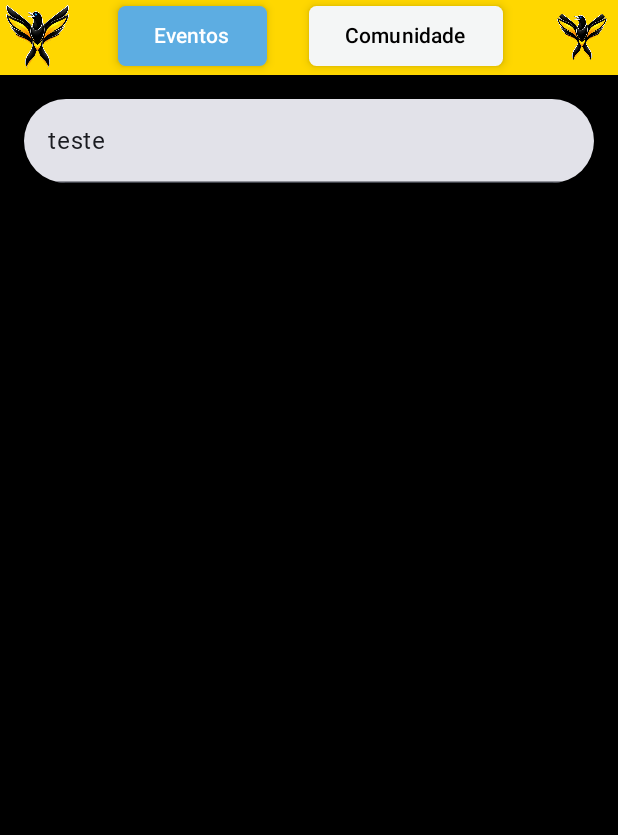
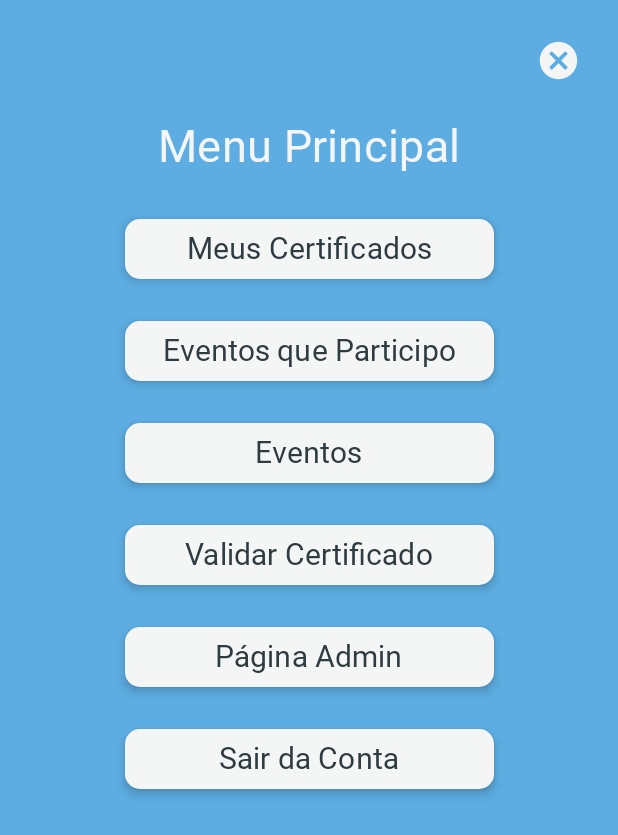
Before and after one commit to BergsonDev/mobile_japim, an Android app built with Jetpack Compose: the screen it shows after launch (MainActivity), after a tap on "Logo do Japim", on a phone screen of 412 x 824 dp. Shown: the top 835 px of the screen. Run offline under Robolectric (Android 15) with nearby library versions, the phone set to English and light mode, and no system bars; libraries missing offline, so code that uses them is left out: com.apollographql.apollo; Roboto replaces fonts that are not available here; 5 statements that could not run were skipped.

Commit message:
ui(menu):add visualization for sections in menu

```diff
--- a/app/src/main/java/com/example/japim/ui/components/Header.kt
+++ b/app/src/main/java/com/example/japim/ui/components/Header.kt
@@ -10,17 +10,21 @@ import androidx.compose.foundation.layout.fillMaxSize
 import androidx.compose.foundation.layout.fillMaxWidth
 import androidx.compose.foundation.layout.padding
 import androidx.compose.foundation.layout.size
+import androidx.compose.foundation.layout.statusBarsPadding
 import androidx.compose.foundation.shape.RoundedCornerShape
 import androidx.compose.material.icons.Icons
+import androidx.compose.material.icons.filled.Info
 import androidx.compose.material.icons.filled.Menu
 import androidx.compose.material.icons.filled.Settings
 import androidx.compose.material3.Button
 import androidx.compose.material3.ButtonDefaults
 import androidx.compose.material3.ButtonElevation
 import androidx.compose.material3.ExperimentalMaterial3Api
+import androidx.compose.material3.HorizontalDivider
 import androidx.compose.material3.Icon
 import androidx.compose.material3.IconButton
 import androidx.compose.material3.MaterialTheme
+import androidx.compose.material3.NavigationDrawerItem
 import androidx.compose.material3.Scaffold
 import androidx.compose.material3.Surface
 import androidx.compose.material3.Text
@@ -31,6 +35,8 @@ import androidx.compose.ui.Modifier
 import androidx.compose.ui.res.painterResource
 import androidx.compose.ui.unit.dp
 import com.example.japim.R
+import com.example.japim.ui.components.menu.GenerateMenu
+import com.example.japim.ui.components.menu.contentMenu.GenerateContentMenu
 import com.example.japim.ui.theme.FOURTH
 import com.example.japim.ui.theme.PRIMARY
 import com.example.japim.ui.theme.SECONDARY
@@ -43,7 +49,9 @@ fun GenerateHeader(contentPage : @Composable (PaddingValues)  -> Unit){
         topBar = {
             // O TopAppBar funciona como a faixa superior fixa
             Surface(
-                modifier = Modifier.fillMaxWidth(),
+                modifier = Modifier
+                    .fillMaxWidth()
+                    .statusBarsPadding(),
                 color = SECONDARY,
                 shadowElevation = 4.dp
             ) {
@@ -87,24 +95,10 @@ fun GenerateHeader(contentPage : @Composable (PaddingValues)  -> Unit){
                         Text("Comunidade", color= PRIMARY)
                     }
 
-                    IconButton(onClick = { /* Ação do botão 2 */ }) { Image(
-                        painter = painterResource(
-                            id = R.drawable.logo_japim_branco
-                        ),
-                        contentDescription = "Logo do Japim",
-                        modifier = Modifier.size(50.dp)
-                    )
+                    GenerateMenu { closeMenu ->
+                        GenerateContentMenu(closeMenu);
                     }
                 }
-//                actions = {
-//                    // Botão 2 no canto direito
-//                    IconButton(onClick = { /* Ação do botão 2 */ }) {
-//                        Icon(
-//                            imageVector = Icons.Default.Menu,
-//                            contentDescription = "Menu"
-//                        )
-//                    }
-//                }
             }
         }
     ) { paddingInterno ->
--- /dev/null
+++ b/app/src/main/java/com/example/japim/ui/components/menu/Menu.kt
@@ -0,0 +1,162 @@
+package com.example.japim.ui.components.menu
+
+import androidx.compose.animation.AnimatedVisibility
+import androidx.compose.animation.core.tween
+import androidx.compose.animation.slideInHorizontally
+import androidx.compose.animation.slideOutHorizontally
+import androidx.compose.foundation.Image
+import androidx.compose.foundation.background
+import androidx.compose.foundation.layout.Arrangement
+import androidx.compose.foundation.layout.Box
+import androidx.compose.foundation.layout.Column
+import androidx.compose.foundation.layout.PaddingValues
+import androidx.compose.foundation.layout.Row
+import androidx.compose.foundation.layout.Spacer
+import androidx.compose.foundation.layout.fillMaxSize
+import androidx.compose.foundation.layout.fillMaxWidth
+import androidx.compose.foundation.layout.height
+import androidx.compose.foundation.layout.padding
+import androidx.compose.foundation.layout.size
+import androidx.compose.foundation.rememberScrollState
+import androidx.compose.foundation.verticalScroll
+import androidx.compose.material.icons.Icons
+import androidx.compose.material.icons.filled.Cancel
+import androidx.compose.material.icons.filled.Close
+import androidx.compose.material.icons.filled.Help
+import androidx.compose.material.icons.filled.Menu
+import androidx.compose.material.icons.filled.Settings
+import androidx.compose.material3.Button
+import androidx.compose.material3.DrawerValue
+import androidx.compose.material3.HorizontalDivider
+import androidx.compose.material3.Icon
+import androidx.compose.material3.IconButton
+import androidx.compose.material3.MaterialTheme
+import androidx.compose.material3.ModalDrawerSheet
+import androidx.compose.material3.ModalNavigationDrawer
+import androidx.compose.material3.NavigationDrawerItem
+import androidx.compose.material3.Scaffold
+import androidx.compose.material3.Text
+import androidx.compose.material3.TopAppBar
+import androidx.compose.material3.rememberDrawerState
+import androidx.compose.runtime.Composable
+import androidx.compose.runtime.LaunchedEffect
+import androidx.compose.runtime.mutableStateOf
+import androidx.compose.runtime.remember
+import androidx.compose.runtime.rememberCoroutineScope
+import androidx.compose.ui.Alignment
+import androidx.compose.ui.Modifier
+import androidx.compose.ui.graphics.Color
+import androidx.compose.ui.graphics.vector.rememberVectorPainter
+import androidx.compose.ui.unit.dp
+import androidx.compose.ui.window.Dialog
+import androidx.compose.ui.window.DialogProperties
+import com.example.japim.ui.theme.FIFTH
+import com.example.japim.ui.theme.FOURTH
+import kotlinx.coroutines.delay
+import kotlinx.coroutines.launch
+import androidx.compose.runtime.getValue // IMPORTANTE para o 'by' funcionar
+import androidx.compose.runtime.setValue // IMPORTANTE para o 'by' funcionar
+import androidx.compose.ui.res.painterResource
+import androidx.compose.ui.text.font.FontWeight
+import androidx.compose.ui.unit.sp
+import com.example.japim.R
+import com.example.japim.ui.theme.MPlus2
+import com.example.japim.ui.theme.THIRD
+
+@Composable
+fun GenerateMenu(
+    tintIcone: Color = MaterialTheme.colorScheme.onSurface,
+    backgroundColor: Color = THIRD,
+    contentMenu: @Composable (closeMenu: () -> Unit) -> Unit
+) {
+    var viewDialog by remember { mutableStateOf(false) }
+
+    var animationStart by remember { mutableStateOf(false) }
+    val scope = rememberCoroutineScope()
+
+    val closeAnimation: () -> Unit = {
+        scope.launch {
+            animationStart = false
+            delay(300)
+            viewDialog = false
+        }
+    }
+
+
+    IconButton(onClick = { viewDialog = true}) {
+        Image(
+            painter = painterResource(
+                id = R.drawable.logo_japim_branco
+            ),
+                contentDescription = "Logo do Japim",
+                modifier = Modifier.size(50.dp)
+            )
+    }
+    if (viewDialog) {
+        Dialog(
+            onDismissRequest = closeAnimation,
+            properties = DialogProperties(
+                usePlatformDefaultWidth = false
+            )
+        ) {
+
+            LaunchedEffect(Unit) {
+                animationStart = true
+            }
+
+            Box(modifier = Modifier.fillMaxSize()) {
+                AnimatedVisibility(
+                    visible = animationStart,
+                    enter = slideInHorizontally(
+                        initialOffsetX = { totalWidth -> totalWidth },
+                        animationSpec = tween(durationMillis = 300)
+                    ),
+                    exit = slideOutHorizontally(
+                        targetOffsetX = { totalWidth -> totalWidth },
+                        animationSpec = tween(durationMillis = 300)
+                    )
+                ) {
+                    Column(
+                        modifier = Modifier
+                            .fillMaxSize()
+                            .background(backgroundColor)
+                            .padding(16.dp)
+                    ) {
+
+                        Row(
+                            modifier = Modifier.fillMaxWidth(),
+                            horizontalArrangement = Arrangement.End,
+                            verticalAlignment = Alignment.CenterVertically
+                        ) {
+                            IconButton(onClick = closeAnimation) {
+                                Icon(
+                                    imageVector = Icons.Default.Cancel,
+                                    contentDescription = "Fechar menu",
+                                    tint = FOURTH,
+                                    modifier = Modifier.size(30.dp)
+                                )
+                            }
+                        }
+
+                        Row(
+                            modifier = Modifier.fillMaxWidth(),
+                            horizontalArrangement = Arrangement.Center
+                        ) {
+                            Text(
+                                text = "Menu Principal",
+                                style = androidx.compose.material3.MaterialTheme.typography.titleMedium,
+                                modifier = Modifier.padding(16.dp),
+                                color= FOURTH,
+                                fontFamily = MPlus2,
+                                fontSize = 30.sp,
+                                fontWeight = FontWeight.Bold
+                            )
+                        }
+
+                        contentMenu(closeAnimation)
+                    }
+                }
+            }
+        }
+    }
+}
--- /dev/null
+++ b/app/src/main/java/com/example/japim/ui/components/menu/contentMenu/ContentMenu.kt
@@ -0,0 +1,60 @@
+package com.example.japim.ui.components.menu.contentMenu
+
+import androidx.compose.foundation.layout.Column
+import androidx.compose.foundation.layout.fillMaxSize
+import androidx.compose.foundation.layout.fillMaxWidth
+import androidx.compose.foundation.layout.padding
+import androidx.compose.foundation.shape.RoundedCornerShape
+import androidx.compose.material.icons.Icons
+import androidx.compose.material.icons.filled.Info
+import androidx.compose.material.icons.filled.Settings
+import androidx.compose.material3.Button
+import androidx.compose.material3.ButtonColors
+import androidx.compose.material3.ButtonDefaults
+import androidx.compose.material3.ButtonElevation
+import androidx.compose.material3.HorizontalDivider
+import androidx.compose.material3.Icon
+import androidx.compose.material3.NavigationDrawerItem
+import androidx.compose.material3.Text
+import androidx.compose.runtime.Composable
+import androidx.compose.ui.Alignment
+import androidx.compose.ui.Modifier
+import androidx.compose.ui.graphics.Shape
+import androidx.compose.ui.res.colorResource
+import androidx.compose.ui.unit.dp
+import androidx.compose.ui.unit.sp
+import com.apollographql.apollo.api.label
+import com.example.japim.ui.theme.FIFTH
+import com.example.japim.ui.theme.FOURTH
+import com.example.japim.ui.theme.MPlus2
+
+
+@Composable
+private fun generateButton (title : String, onClick : ()-> Unit) : Unit{
+    Button(
+        modifier = Modifier.fillMaxWidth(.7f).padding(10.dp),
+        colors = ButtonDefaults.buttonColors(
+            containerColor = FOURTH
+        ),
+        shape = RoundedCornerShape(10.dp),
+        onClick = onClick,
+        elevation = ButtonDefaults.buttonElevation(
+            defaultElevation = 4.dp,
+            pressedElevation = 10.dp
+        ),
+    ){
+        Text(title, color=FIFTH, fontFamily = MPlus2, fontSize = 20.sp);
+    }
+}
+@Composable
+fun GenerateContentMenu(contentClose : ()-> Unit){
+    Column(modifier = Modifier.fillMaxSize(), horizontalAlignment = Alignment.CenterHorizontally) {
+        generateButton("Meus Certificados",contentClose);
+        generateButton("Eventos que Participo",contentClose);
+        generateButton("Eventos",contentClose);
+        generateButton("Validar Certificado",contentClose);
+        generateButton("Página Admin",contentClose);
+        generateButton("Sair da Conta",contentClose);
+
+    }
+}
```
